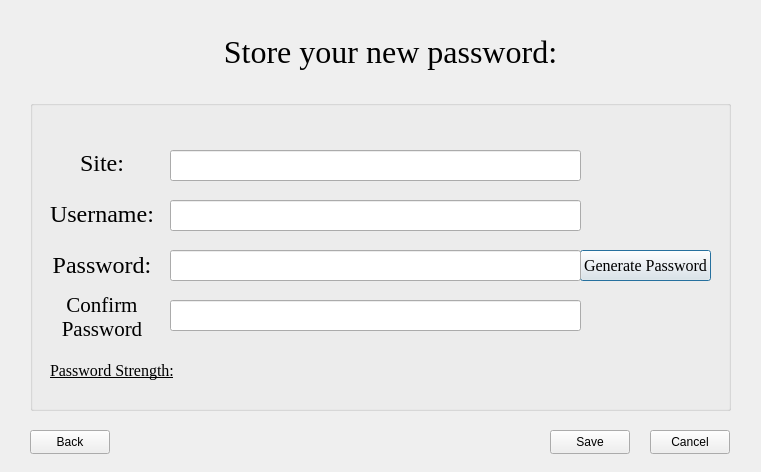
This is newpass.ui in utkrix/Kavach as Qt 5 draws it before an edit. The edited form follows.
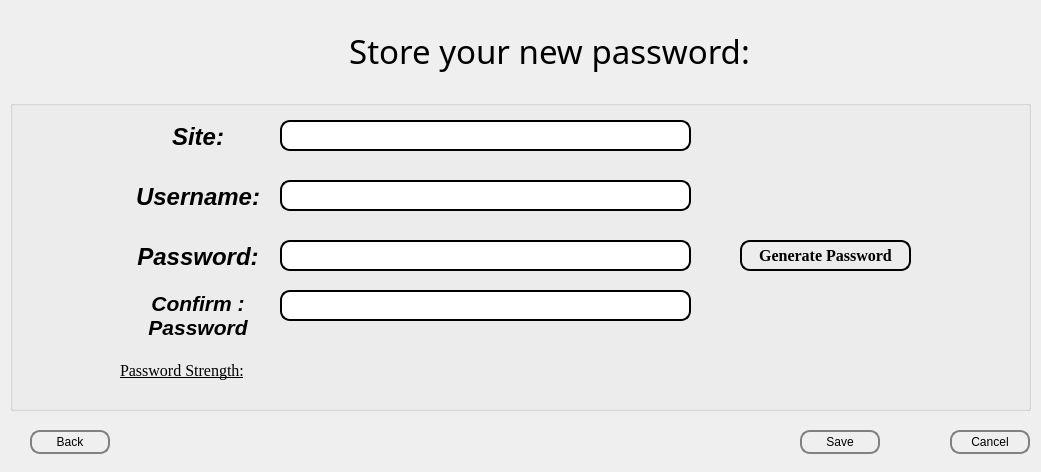
This is the edited form. Icons and pictures are not drawn.

What changed in the file:
```diff
--- a/newpass.ui
+++ b/newpass.ui
@@ -6,40 +6,29 @@
    <rect>
     <x>0</x>
     <y>0</y>
-    <width>761</width>
+    <width>1041</width>
     <height>472</height>
    </rect>
   </property>
+  <property name="maximumSize">
+   <size>
+    <width>1041</width>
+    <height>500</height>
+   </size>
+  </property>
   <property name="windowTitle">
    <string>Dialog</string>
   </property>
   <widget class="QWidget" name="layoutWidget_2">
    <property name="geometry">
     <rect>
-     <x>210</x>
-     <y>10</y>
-     <width>361</width>
+     <x>350</x>
+     <y>0</y>
+     <width>401</width>
      <height>84</height>
     </rect>
    </property>
-   <layout class="QVBoxLayout" name="verticalLayout">
-    <item>
-     <widget class="QLabel" name="Lable">
-      <property name="font">
-       <font>
-        <family>Times New Roman</family>
-        <pointsize>24</pointsize>
-       </font>
-      </property>
-      <property name="text">
-       <string>Store your new password:</string>
-      </property>
-      <property name="alignment">
-       <set>Qt::AlignCenter</set>
-      </property>
-     </widget>
-    </item>
-   </layout>
+   <layout class="QVBoxLayout" name="verticalLayout"/>
   </widget>
   <widget class="QGroupBox" name="groupBox">
    <property name="enabled">
@@ -47,22 +36,26 @@
    </property>
    <property name="geometry">
     <rect>
-     <x>30</x>
+     <x>10</x>
      <y>100</y>
-     <width>701</width>
+     <width>1021</width>
      <height>311</height>
     </rect>
    </property>
+   <property name="styleSheet">
+    <string notr="true">
+</string>
+   </property>
    <property name="title">
     <string/>
    </property>
    <widget class="QWidget" name="layoutWidget">
     <property name="geometry">
      <rect>
-      <x>20</x>
-      <y>40</y>
-      <width>104</width>
-      <height>201</height>
+      <x>120</x>
+      <y>10</y>
+      <width>136</width>
+      <height>233</height>
      </rect>
     </property>
     <layout class="QVBoxLayout" name="labels">
@@ -73,8 +66,10 @@
        </property>
        <property name="font">
         <font>
-         <family>Times New Roman</family>
+         <family>Liberation Sans</family>
          <pointsize>18</pointsize>
+         <italic>true</italic>
+         <bold>true</bold>
         </font>
        </property>
        <property name="text">
@@ -92,8 +87,10 @@
        </property>
        <property name="font">
         <font>
-         <family>Times New Roman</family>
+         <family>Liberation Sans</family>
          <pointsize>18</pointsize>
+         <italic>true</italic>
+         <bold>true</bold>
         </font>
        </property>
        <property name="text">
@@ -111,8 +108,10 @@
        </property>
        <property name="font">
         <font>
-         <family>Times New Roman</family>
+         <family>Liberation Sans</family>
          <pointsize>18</pointsize>
+         <italic>true</italic>
+         <bold>true</bold>
         </font>
        </property>
        <property name="text">
@@ -130,12 +129,14 @@
        </property>
        <property name="font">
         <font>
-         <family>Times New Roman</family>
+         <family>Liberation Sans</family>
          <pointsize>20</pointsize>
+         <italic>true</italic>
+         <bold>true</bold>
         </font>
        </property>
        <property name="text">
-        <string>&lt;html&gt;&lt;head/&gt;&lt;body&gt;&lt;p align=&quot;center&quot;&gt;&lt;span style=&quot; font-size:16pt;&quot;&gt;Confirm &lt;br/&gt;Password&lt;/span&gt;&lt;/p&gt;&lt;/body&gt;&lt;/html&gt;</string>
+        <string>&lt;html&gt;&lt;head/&gt;&lt;body&gt;&lt;p align=&quot;center&quot;&gt;&lt;span style=&quot; font-size:16pt;&quot;&gt;Confirm :&lt;br/&gt;Password&lt;/span&gt;&lt;/p&gt;&lt;/body&gt;&lt;/html&gt;</string>
        </property>
        <property name="alignment">
         <set>Qt::AlignCenter</set>
@@ -147,7 +148,7 @@
    <widget class="QLabel" name="passStrength">
     <property name="geometry">
      <rect>
-      <x>20</x>
+      <x>110</x>
       <y>260</y>
       <width>161</width>
       <height>21</height>
@@ -171,9 +172,9 @@
     </property>
     <property name="geometry">
      <rect>
-      <x>550</x>
-      <y>150</y>
-      <width>131</width>
+      <x>730</x>
+      <y>140</y>
+      <width>171</width>
       <height>31</height>
      </rect>
     </property>
@@ -181,11 +182,16 @@
      <font>
       <family>Times New Roman</family>
       <pointsize>12</pointsize>
+      <bold>true</bold>
      </font>
     </property>
     <property name="cursor">
      <cursorShape>ClosedHandCursor</cursorShape>
     </property>
+    <property name="styleSheet">
+     <string notr="true">border-radius:10px;
+border:2px solid black;</string>
+    </property>
     <property name="text">
      <string>Generate Password</string>
     </property>
@@ -208,8 +214,8 @@
    <widget class="QLineEdit" name="pass">
     <property name="geometry">
      <rect>
-      <x>140</x>
-      <y>150</y>
+      <x>270</x>
+      <y>140</y>
       <width>411</width>
       <height>31</height>
      </rect>
@@ -225,6 +231,10 @@
       <pointsize>12</pointsize>
      </font>
     </property>
+    <property name="styleSheet">
+     <string notr="true">border-radius:10px;
+border:2px solid black;</string>
+    </property>
     <property name="echoMode">
      <enum>QLineEdit::Password</enum>
     </property>
@@ -232,8 +242,8 @@
    <widget class="QLineEdit" name="passConf">
     <property name="geometry">
      <rect>
-      <x>140</x>
-      <y>200</y>
+      <x>270</x>
+      <y>190</y>
       <width>411</width>
       <height>31</height>
      </rect>
@@ -243,6 +253,10 @@
       <pointsize>12</pointsize>
      </font>
     </property>
+    <property name="styleSheet">
+     <string notr="true">border-radius:10px;
+border:2px solid black;</string>
+    </property>
     <property name="echoMode">
      <enum>QLineEdit::Password</enum>
     </property>
@@ -250,8 +264,8 @@
    <widget class="QLineEdit" name="site">
     <property name="geometry">
      <rect>
-      <x>140</x>
-      <y>50</y>
+      <x>270</x>
+      <y>20</y>
       <width>411</width>
       <height>31</height>
      </rect>
@@ -261,6 +275,10 @@
       <pointsize>12</pointsize>
      </font>
     </property>
+    <property name="styleSheet">
+     <string notr="true">border-radius:10px;
+border:2px solid black;</string>
+    </property>
     <property name="echoMode">
      <enum>QLineEdit::Normal</enum>
     </property>
@@ -268,8 +286,8 @@
    <widget class="QLineEdit" name="username">
     <property name="geometry">
      <rect>
-      <x>140</x>
-      <y>100</y>
+      <x>270</x>
+      <y>80</y>
       <width>411</width>
       <height>31</height>
      </rect>
@@ -285,11 +303,15 @@
       <pointsize>12</pointsize>
      </font>
     </property>
+    <property name="styleSheet">
+     <string notr="true">border-radius:10px;
+border:2px solid black;</string>
+    </property>
    </widget>
    <widget class="QLabel" name="strengthDisplay">
     <property name="geometry">
      <rect>
-      <x>150</x>
+      <x>250</x>
       <y>250</y>
       <width>501</width>
       <height>31</height>
@@ -312,12 +334,16 @@
   <widget class="QPushButton" name="savepw">
    <property name="geometry">
     <rect>
-     <x>550</x>
+     <x>800</x>
      <y>430</y>
      <width>80</width>
      <height>24</height>
     </rect>
    </property>
+   <property name="styleSheet">
+    <string notr="true">border-radius:10px;
+border:2px solid gray;</string>
+   </property>
    <property name="text">
     <string>Save</string>
    </property>
@@ -325,12 +351,16 @@
   <widget class="QPushButton" name="cancel">
    <property name="geometry">
     <rect>
-     <x>650</x>
+     <x>950</x>
      <y>430</y>
      <width>80</width>
      <height>24</height>
     </rect>
    </property>
+   <property name="styleSheet">
+    <string notr="true">border-radius:10px;
+border:2px solid gray;</string>
+   </property>
    <property name="text">
     <string>Cancel</string>
    </property>
@@ -338,8 +368,8 @@
   <widget class="QLabel" name="label_5">
    <property name="geometry">
     <rect>
-     <x>580</x>
-     <y>20</y>
+     <x>790</x>
+     <y>10</y>
      <width>101</width>
      <height>71</height>
     </rect>
@@ -363,10 +393,45 @@
      <height>24</height>
     </rect>
    </property>
+   <property name="maximumSize">
+    <size>
+     <width>80</width>
+     <height>24</height>
+    </size>
+   </property>
+   <property name="styleSheet">
+    <string notr="true">border-radius:10px;
+border:2px solid gray;
+
+</string>
+   </property>
    <property name="text">
     <string>Back</string>
    </property>
   </widget>
+  <widget class="QLabel" name="Lable">
+   <property name="geometry">
+    <rect>
+     <x>350</x>
+     <y>10</y>
+     <width>399</width>
+     <height>82</height>
+    </rect>
+   </property>
+   <property name="font">
+    <font>
+     <family>Vazirmatn</family>
+     <pointsize>25</pointsize>
+     <bold>false</bold>
+    </font>
+   </property>
+   <property name="text">
+    <string>Store your new password:</string>
+   </property>
+   <property name="alignment">
+    <set>Qt::AlignCenter</set>
+   </property>
+  </widget>
  </widget>
  <resources/>
  <connections/>
```
Left out of the diff: 8 changed lines with no effect on the pictures.
